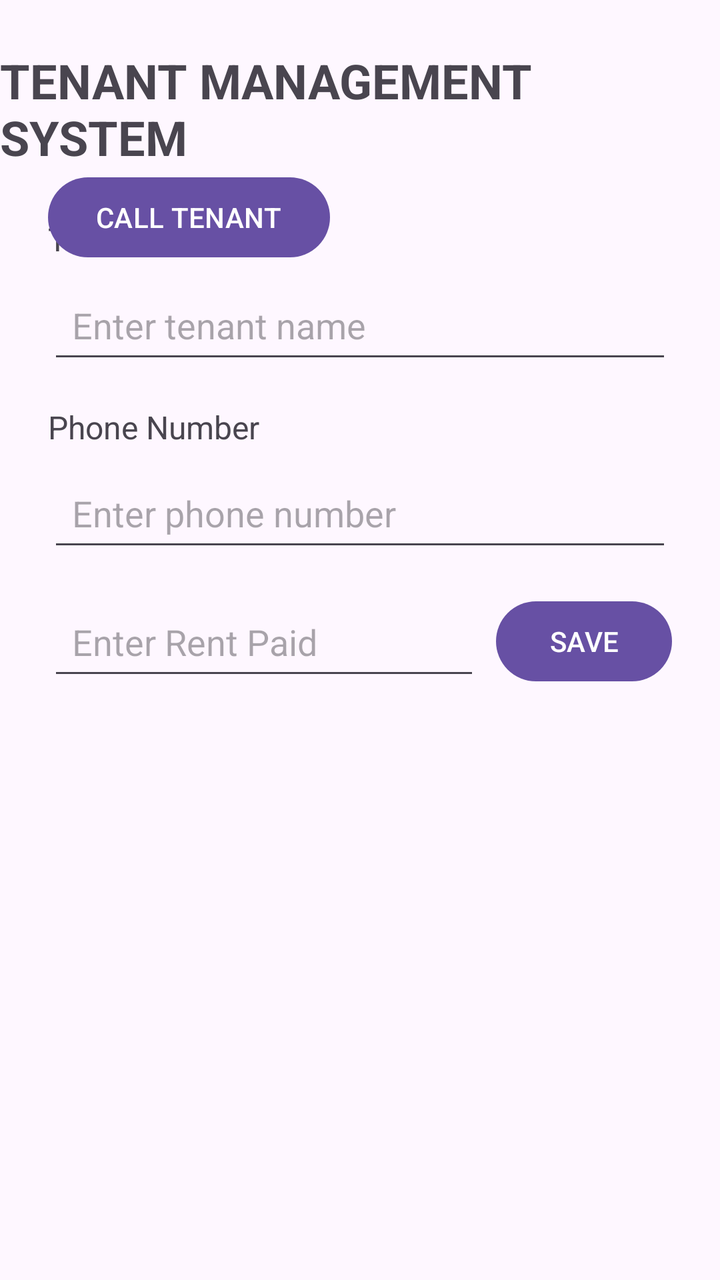
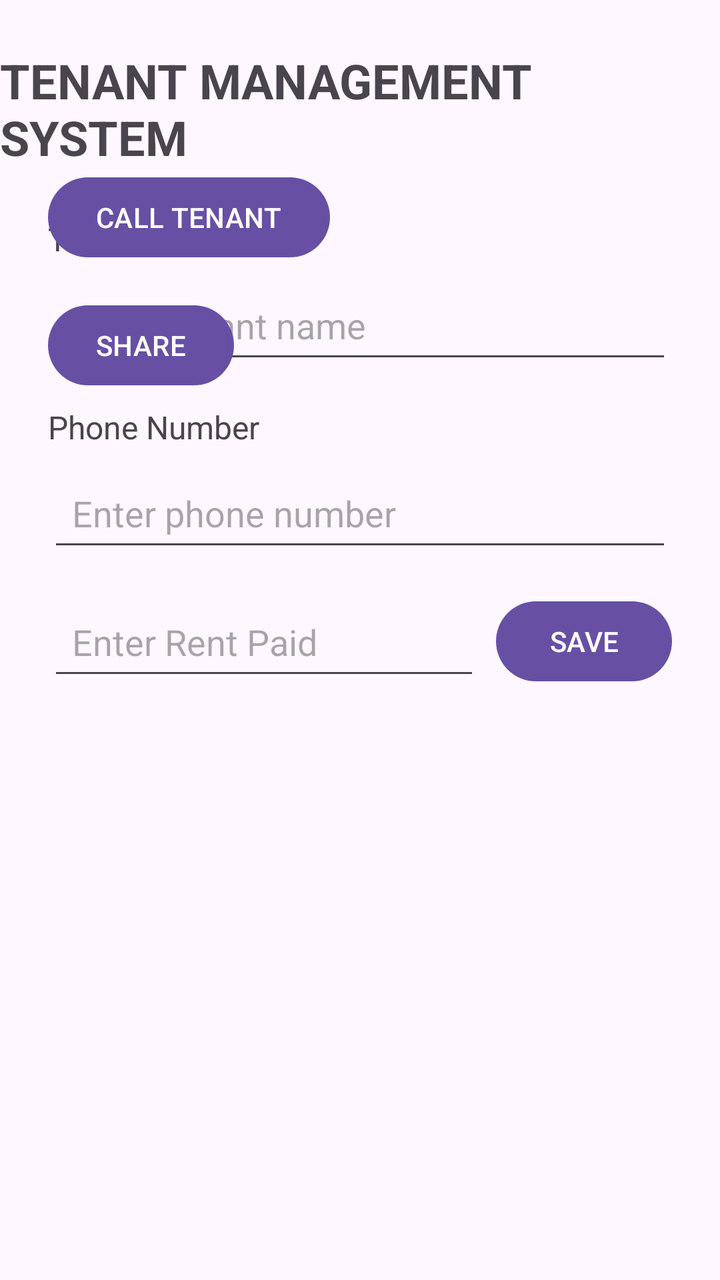

Screens rendered from an Android XML layout before and after an edit, with the pre-edit source and the edit as a unified diff.
<!-- AndroidManifest.xml: application theme Theme.NewTenantManagementSystem -->
<!-- res/layout/activity_main.xml -->
<?xml version="1.0" encoding="utf-8"?>
<layout xmlns:android="http://schemas.android.com/apk/res/android"
    xmlns:app="http://schemas.android.com/apk/res-auto">

    <data>
        <variable
            name="tenant"
            type="com.example.newtenantmanagementsystem.Tenant" />
    </data>

    <androidx.constraintlayout.widget.ConstraintLayout
        android:layout_width="match_parent"
        android:layout_height="match_parent">

        <TextView
            android:id="@+id/resultTextView"
            android:layout_width="wrap_content"
            android:layout_height="wrap_content"
            android:text="TENANT MANAGEMENT SYSTEM"
            android:textSize="24sp"
            android:textStyle="bold"
            android:layout_marginTop="24dp"
            app:layout_constraintTop_toTopOf="parent"
            app:layout_constraintStart_toStartOf="parent"
            app:layout_constraintEnd_toEndOf="parent" />

        <TextView
            android:id="@+id/tenantNameLabel"
            android:layout_width="wrap_content"
            android:layout_height="wrap_content"
            android:text="Tenant Name"
            android:textSize="16sp"
            android:layout_marginTop="24dp"
            android:layout_marginStart="24dp"
            app:layout_constraintTop_toBottomOf="@id/resultTextView"
            app:layout_constraintStart_toStartOf="parent" />

        <EditText
            android:id="@+id/tenantNameEditText"
            android:layout_width="0dp"
            android:layout_height="wrap_content"
            android:hint="Enter tenant name"
            android:minHeight="48dp"
            android:padding="12dp"
            android:layout_marginTop="8dp"
            android:layout_marginStart="24dp"
            android:layout_marginEnd="24dp"
            app:layout_constraintTop_toBottomOf="@id/tenantNameLabel"
            app:layout_constraintStart_toStartOf="parent"
            app:layout_constraintEnd_toEndOf="parent" />

        <TextView
            android:id="@+id/phoneLabel"
            android:layout_width="wrap_content"
            android:layout_height="wrap_content"
            android:text="Phone Number"
            android:textSize="16sp"
            android:layout_marginTop="16dp"
            android:layout_marginStart="24dp"
            app:layout_constraintTop_toBottomOf="@id/tenantNameEditText"
            app:layout_constraintStart_toStartOf="parent" />

        <EditText
            android:id="@+id/phoneEditText"
            android:layout_width="0dp"
            android:layout_height="wrap_content"
            android:hint="Enter phone number"
            android:inputType="phone"
            android:minHeight="48dp"
            android:padding="12dp"
            android:layout_marginTop="8dp"
            android:layout_marginStart="24dp"
            android:layout_marginEnd="24dp"
            app:layout_constraintTop_toBottomOf="@id/phoneLabel"
            app:layout_constraintStart_toStartOf="parent"
            app:layout_constraintEnd_toEndOf="parent" />

        <EditText
            android:id="@+id/rentEditText"
            android:layout_width="0dp"
            android:layout_height="wrap_content"
            android:hint="Enter Rent Paid"
            android:inputType="numberDecimal"
            android:minHeight="48dp"
            android:padding="12dp"
            android:layout_marginStart="24dp"
            android:layout_marginTop="16dp"
            android:layout_marginEnd="8dp"
            app:layout_constraintTop_toBottomOf="@id/phoneEditText"
            app:layout_constraintStart_toStartOf="parent"
            app:layout_constraintEnd_toStartOf="@id/saveButton" />

        <Button
            android:id="@+id/saveButton"
            android:layout_width="wrap_content"
            android:layout_height="wrap_content"
            android:text="SAVE"
            android:layout_marginEnd="24dp"
            app:layout_constraintTop_toTopOf="@id/rentEditText"
            app:layout_constraintEnd_toEndOf="parent" />

        <TextView
            android:id="@+id/tenantNameResultTextView"
            android:layout_width="wrap_content"
            android:layout_height="wrap_content"
            android:text="@{tenant.name}"
            android:textSize="24sp"
            android:textStyle="bold" />

        <Button
            android:id="@+id/callButton"
            android:layout_width="wrap_content"
            android:layout_height="wrap_content"
            android:text="CALL TENANT"
            android:layout_marginStart="24dp"
            app:layout_constraintTop_toBottomOf="@id/resultTextView"
            app:layout_constraintStart_toStartOf="parent" />

    </androidx.constraintlayout.widget.ConstraintLayout>
</layout>
<!-- resources referenced by this layout -->
<resources>
  <style name="Theme.NewTenantManagementSystem" parent="Base.Theme.NewTenantManagementSystem" />
  <style name="Base.Theme.NewTenantManagementSystem" parent="Theme.Material3.DayNight.NoActionBar">
          
          
      </style>
</resources>

<!-- the commit's change to res/layout/activity_main.xml (unified diff, before → after) -->
@@ -116,5 +116,16 @@
             app:layout_constraintTop_toBottomOf="@id/resultTextView"
             app:layout_constraintStart_toStartOf="parent" />
 
+        <Button
+            android:id="@+id/shareButton"
+            android:layout_width="wrap_content"
+            android:layout_height="wrap_content"
+            android:text="SHARE"
+            android:layout_marginStart="24dp"
+            android:layout_marginTop="16dp"
+            app:layout_constraintTop_toBottomOf="@id/callButton"
+            app:layout_constraintStart_toStartOf="parent" />
+
+
     </androidx.constraintlayout.widget.ConstraintLayout>
 </layout>
